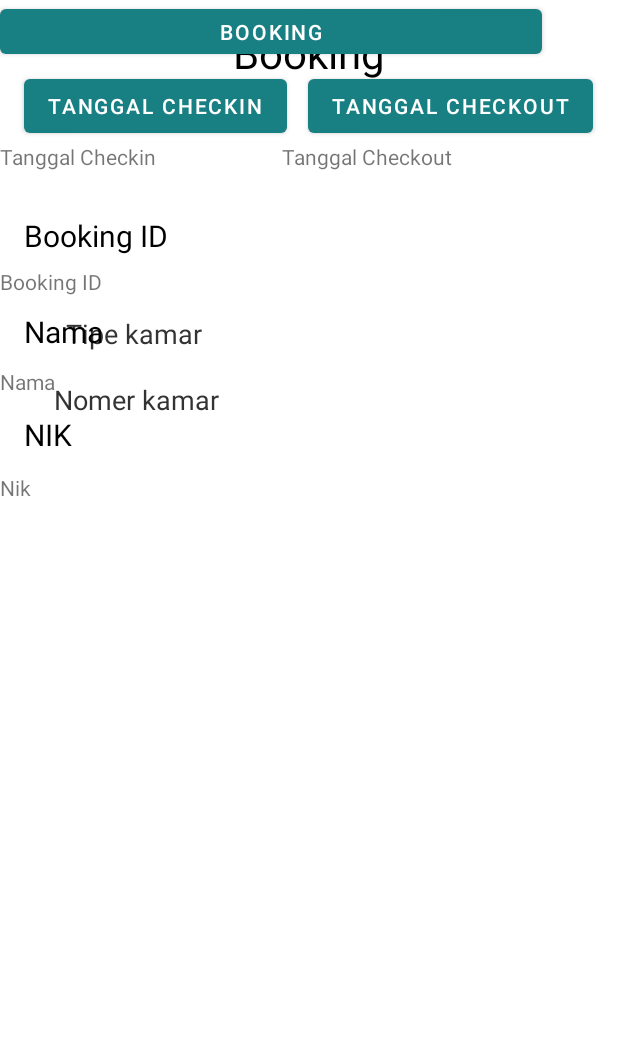
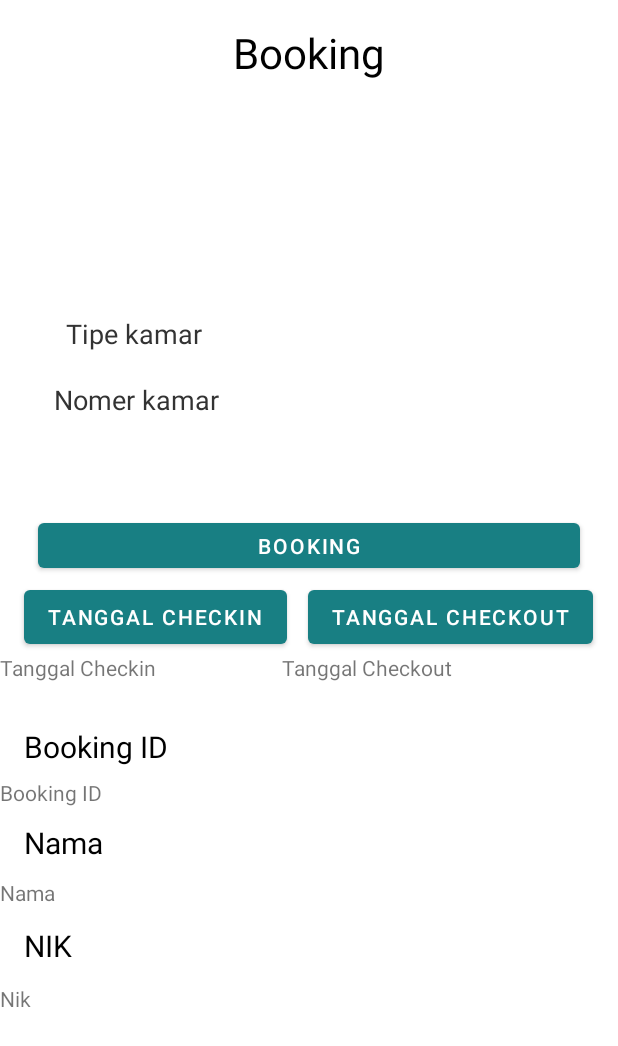
Before and after one commit to irmeliagst/GoHome_Mobile_S4, an Android app: the BookingActivity screen opened directly, with no data from a screen before it, on a phone screen of 412 x 824 dp. Shown: the top 1046 px of the screen. Run offline under Robolectric (Android 15) with nearby library versions, the phone set to English and light mode, and no system bars.

Commit message:
Frontend ganti

```diff
--- a/app/src/main/res/layout/activity_booking.xml
+++ b/app/src/main/res/layout/activity_booking.xml
@@ -92,10 +92,12 @@
         android:id="@+id/btnbooking"
         android:layout_width="361dp"
         android:layout_height="42dp"
-        android:text="Booking"
+        android:layout_marginTop="64dp"
+        android:text="booking"
         app:backgroundTint="#187F83"
-        tools:layout_editor_absoluteX="25dp"
-        tools:layout_editor_absoluteY="346dp" />
+        app:layout_constraintEnd_toEndOf="parent"
+        app:layout_constraintStart_toStartOf="parent"
+        app:layout_constraintTop_toBottomOf="@+id/nokamar" />
 
     <TextView
         android:id="@+id/checkin"
```
Also changed, not shown: app/src/main/java/com/example/gohome_mobile_s4/Adapter/HomeAdapter.java (+11 -0 lines), app/src/main/java/com/example/gohome_mobile_s4/homeFragment.java (+1 -7 lines).
